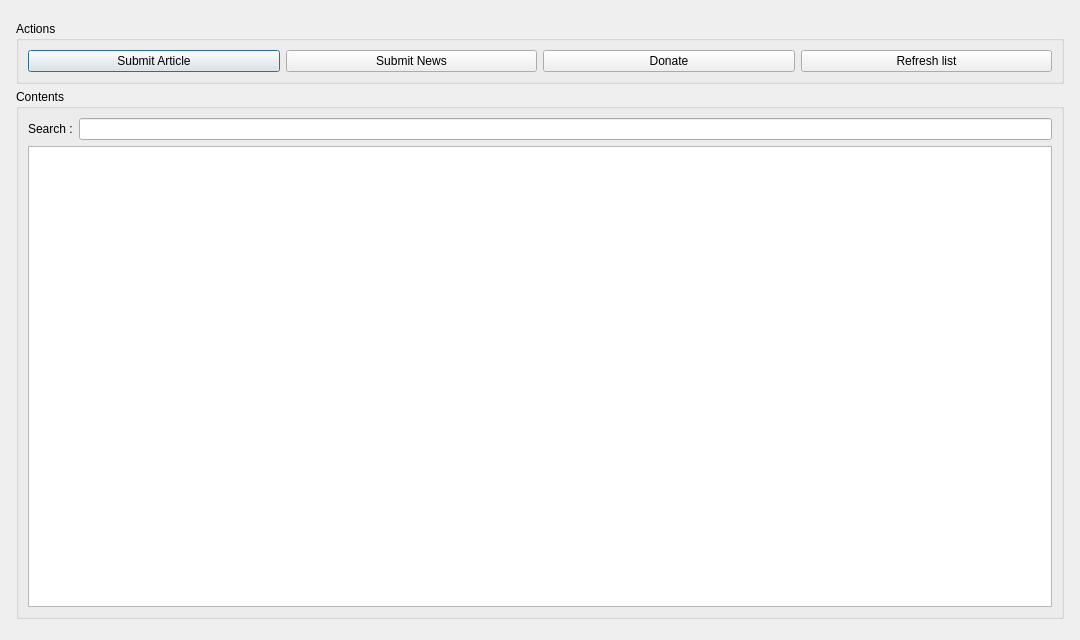
Above: qtribu/gui/dlg_contents.ui from geotribu/qtribu before the change. Below: the same form after it.
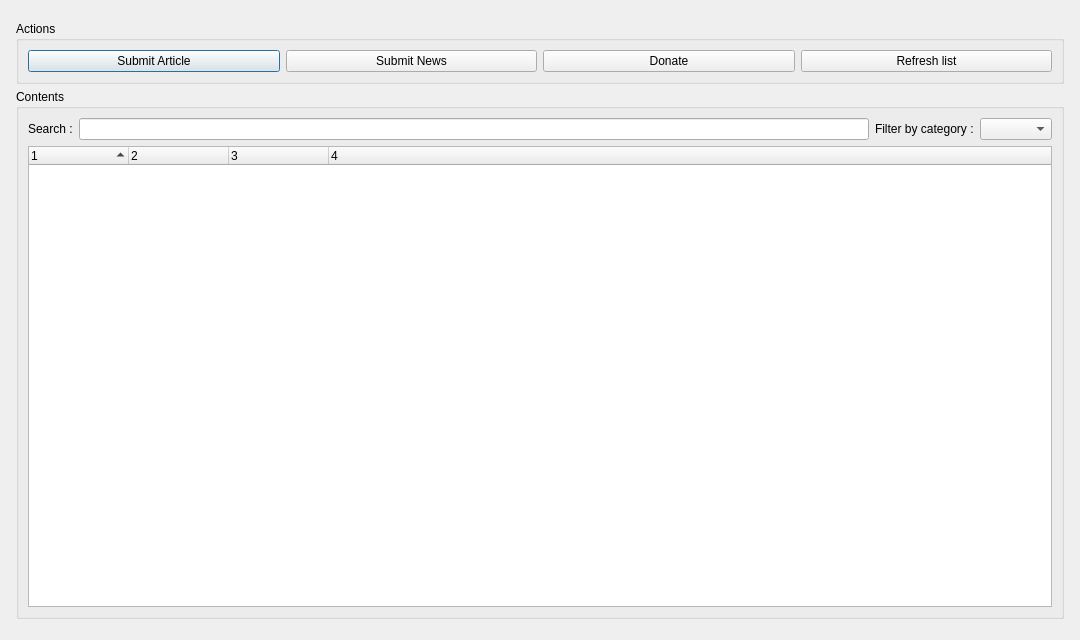
That is the form after the change. Custom widgets are drawn as their Qt base class.

Commit message: Add categories combobox and treewidget

Patch:
```diff
--- a/qtribu/gui/dlg_contents.ui
+++ b/qtribu/gui/dlg_contents.ui
@@ -169,40 +169,52 @@
             </property>
            </widget>
           </item>
+          <item>
+           <widget class="QLabel" name="categories_label">
+            <property name="text">
+             <string>Filter by category :</string>
+            </property>
+           </widget>
+          </item>
+          <item>
+           <widget class="QComboBox" name="categories_combobox"/>
+          </item>
          </layout>
         </item>
         <item>
-         <widget class="QTreeView" name="contents_tree_view">
-          <property name="sizePolicy">
-           <sizepolicy hsizetype="Preferred" vsizetype="Expanding">
-            <horstretch>0</horstretch>
-            <verstretch>0</verstretch>
-           </sizepolicy>
-          </property>
-          <property name="sizeIncrement">
-           <size>
-            <width>0</width>
-            <height>2</height>
-           </size>
-          </property>
-          <property name="baseSize">
-           <size>
-            <width>0</width>
-            <height>2</height>
-           </size>
-          </property>
-          <property name="toolTip">
-           <string/>
-          </property>
-          <property name="headerHidden">
-           <bool>true</bool>
+         <widget class="QTreeWidget" name="contents_tree_widget">
+          <property name="columnCount">
+           <number>4</number>
           </property>
           <attribute name="headerVisible">
-           <bool>false</bool>
+           <bool>true</bool>
           </attribute>
           <attribute name="headerCascadingSectionResizes">
            <bool>false</bool>
           </attribute>
+          <attribute name="headerShowSortIndicator" stdset="0">
+           <bool>true</bool>
+          </attribute>
+          <column>
+           <property name="text">
+            <string notr="true">1</string>
+           </property>
+          </column>
+          <column>
+           <property name="text">
+            <string notr="true">2</string>
+           </property>
+          </column>
+          <column>
+           <property name="text">
+            <string notr="true">3</string>
+           </property>
+          </column>
+          <column>
+           <property name="text">
+            <string notr="true">4</string>
+           </property>
+          </column>
          </widget>
         </item>
        </layout>
```
Left out of the diff: 3 changed lines with no effect on the pictures. The commit also changes 2 other files.
